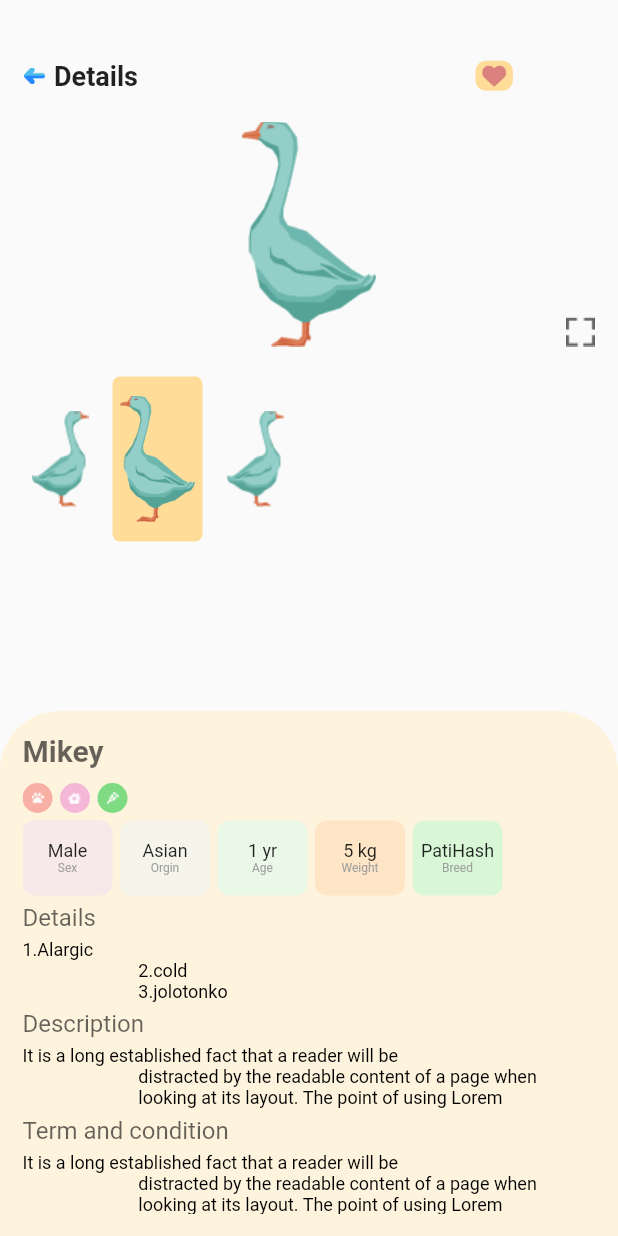
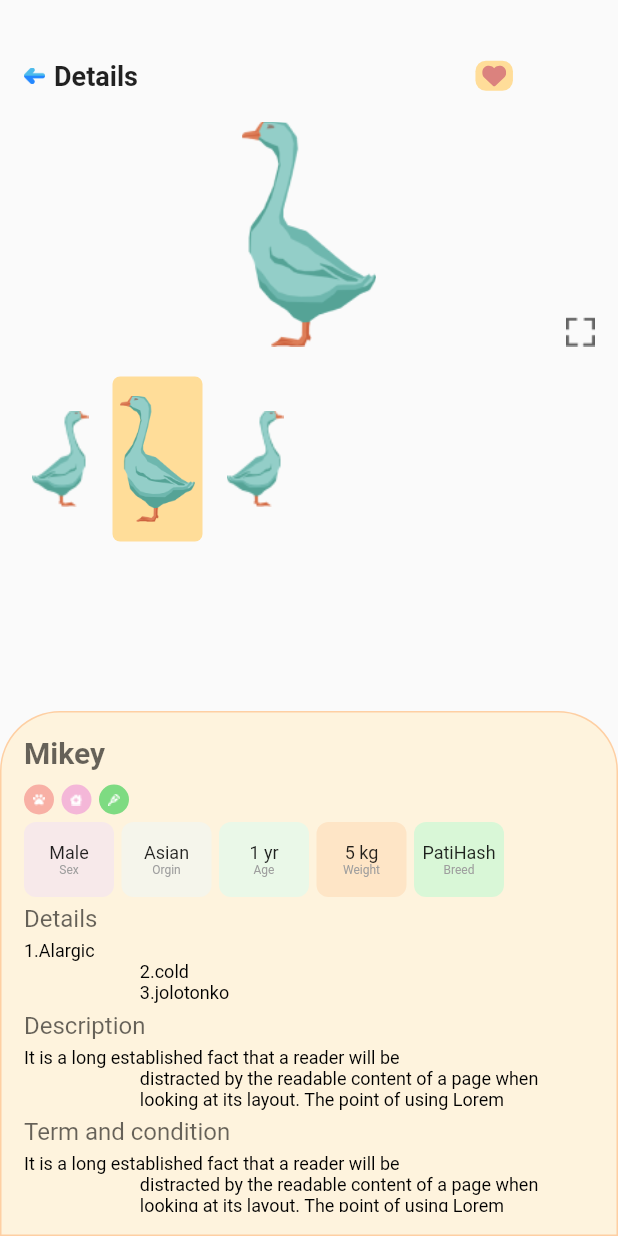
Before and after one commit to IshrakKhalil/Adopt-Box, a Flutter app: the screen it shows after launch, on a phone screen of 412 x 824 dp. Run offline on Flutter 3.47's test engine with Material 2 defaults, Android fonts, the phone set to English and light mode, and no system bars; our stand-ins replace flutter_svg.

Commit message:
Box Style

```diff
--- a/lib/details_screen.dart
+++ b/lib/details_screen.dart
@@ -17,6 +17,9 @@
             width: double.maxFinite,
             height: 350,
             decoration: BoxDecoration(
+              border: Border.all(
+                color: Color(0xffFECFA3),
+              ),
               color: Color(0xffFFF1D6).withOpacity(.8),
               borderRadius: BorderRadius.only(
                 topLeft: Radius.circular(40),
```
